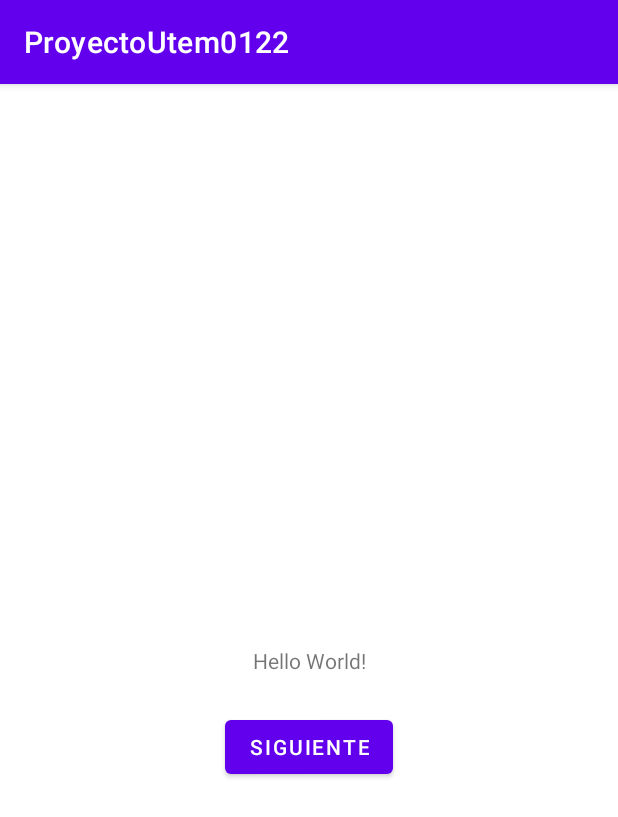
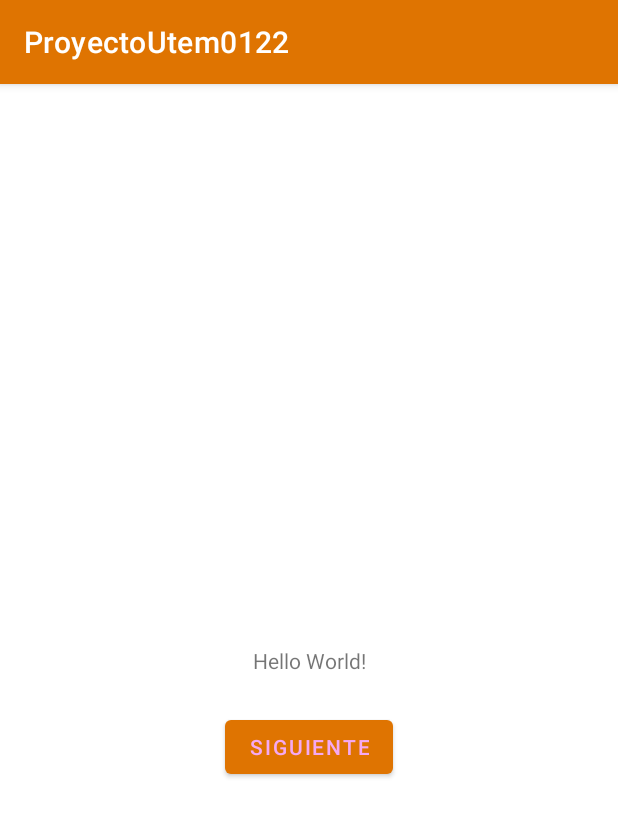
Before and after one commit to btdiazjara/ProyectoUtem0122, an Android app: the screen it shows after launch (MainActivity), on a phone screen of 412 x 824 dp. Shown: the top 817 px of the screen. Run offline under Robolectric (Android 15) with nearby library versions, the phone set to English and light mode, and no system bars.

Commit message:
Actualizar colores

```diff
--- a/app/src/main/res/values/colors.xml
+++ b/app/src/main/res/values/colors.xml
@@ -1,10 +1,10 @@
 <?xml version="1.0" encoding="utf-8"?>
 <resources>
-    <color name="purple_200">#FFBB86FC</color>
-    <color name="purple_500">#FF6200EE</color>
-    <color name="purple_700">#FF3700B3</color>
-    <color name="teal_200">#FF03DAC5</color>
-    <color name="teal_700">#FF018786</color>
-    <color name="black">#FF000000</color>
-    <color name="white">#FFFFFFFF</color>
+    <color name="rojo">#FF0000</color>
+    <color name="amarillo">#FFFF00</color>
+    <color name="naranjo">#DF7401</color>
+    <color name="azul">#0101DF</color>
+    <color name="rosado">#F5A9F2</color>
+    <color name="negro">#FF000000</color>
+    <color name="blanco">#FFFFFFFF</color>
 </resources>
--- a/app/src/main/res/values/themes.xml
+++ b/app/src/main/res/values/themes.xml
@@ -2,13 +2,13 @@
     <!-- Base application theme. -->
     <style name="Theme.ProyectoUtem0122" parent="Theme.MaterialComponents.DayNight.DarkActionBar">
         <!-- Primary brand color. -->
-        <item name="colorPrimary">@color/purple_500</item>
-        <item name="colorPrimaryVariant">@color/purple_700</item>
-        <item name="colorOnPrimary">@color/white</item>
+        <item name="colorPrimary">@color/naranjo</item>
+        <item name="colorPrimaryVariant">@color/azul</item>
+        <item name="colorOnPrimary">@color/rosado</item>
         <!-- Secondary brand color. -->
-        <item name="colorSecondary">@color/teal_200</item>
-        <item name="colorSecondaryVariant">@color/teal_700</item>
-        <item name="colorOnSecondary">@color/black</item>
+        <item name="colorSecondary">@color/rojo</item>
+        <item name="colorSecondaryVariant">@color/azul</item>
+        <item name="colorOnSecondary">@color/negro</item>
         <!-- Status bar color. -->
         <item name="android:statusBarColor" tools:targetApi="l">?attr/colorPrimaryVariant</item>
         <!-- Customize your theme here. -->
```
